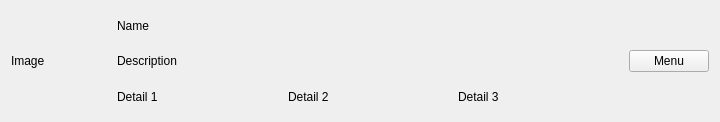
This is selectitem.ui in FlyingBlazer/WAC as Qt 5 draws it before an edit. The edited form follows.
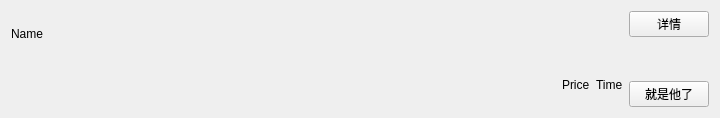
This is the edited form.

What changed in the file:
```diff
--- a/selectitem.ui
+++ b/selectitem.ui
@@ -7,38 +7,19 @@
     <x>0</x>
     <y>0</y>
     <width>720</width>
-    <height>115</height>
+    <height>118</height>
    </rect>
   </property>
+  <property name="sizePolicy">
+   <sizepolicy hsizetype="Preferred" vsizetype="Preferred">
+    <horstretch>0</horstretch>
+    <verstretch>0</verstretch>
+   </sizepolicy>
+  </property>
   <property name="windowTitle">
    <string>Form</string>
   </property>
   <layout class="QHBoxLayout" name="horizontalLayout_2">
-   <item>
-    <widget class="QLabel" name="ImageLable">
-     <property name="sizePolicy">
-      <sizepolicy hsizetype="Fixed" vsizetype="Fixed">
-       <horstretch>0</horstretch>
-       <verstretch>0</verstretch>
-      </sizepolicy>
-     </property>
-     <property name="minimumSize">
-      <size>
-       <width>100</width>
-       <height>100</height>
-      </size>
-     </property>
-     <property name="maximumSize">
-      <size>
-       <width>100</width>
-       <height>100</height>
-      </size>
-     </property>
-     <property name="text">
-      <string>Image</string>
-     </property>
-    </widget>
-   </item>
    <item>
     <layout class="QVBoxLayout" name="verticalLayout">
      <item>
@@ -48,33 +29,32 @@
        </property>
       </widget>
      </item>
-     <item>
-      <widget class="QLabel" name="DescriptionLabel">
-       <property name="text">
-        <string>Description</string>
-       </property>
-      </widget>
-     </item>
      <item>
       <layout class="QHBoxLayout" name="horizontalLayout">
        <item>
-        <widget class="QLabel" name="DetailLable1">
-         <property name="text">
-          <string>Detail 1</string>
+        <spacer name="horizontalSpacer">
+         <property name="orientation">
+          <enum>Qt::Horizontal</enum>
          </property>
-        </widget>
+         <property name="sizeHint" stdset="0">
+          <size>
+           <width>40</width>
+           <height>20</height>
+          </size>
+         </property>
+        </spacer>
        </item>
        <item>
         <widget class="QLabel" name="DetailLable2">
          <property name="text">
-          <string>Detail 2</string>
+          <string>Price</string>
          </property>
         </widget>
        </item>
        <item>
         <widget class="QLabel" name="DetailLable3">
          <property name="text">
-          <string>Detail 3</string>
+          <string>Time</string>
          </property>
         </widget>
        </item>
@@ -83,7 +63,9 @@
     </layout>
    </item>
    <item>
-    <widget class="QPushButton" name="MenuButton">
+    <layout class="QVBoxLayout" name="verticalLayout_3">
+     <item>
+      <widget class="QPushButton" name="DetailButton">
      <property name="sizePolicy">
       <sizepolicy hsizetype="Fixed" vsizetype="Fixed">
        <horstretch>0</horstretch>
@@ -97,9 +79,43 @@
       </size>
      </property>
      <property name="text">
-      <string>Menu</string>
-     </property>
-    </widget>
+        <string>详情</string>
+       </property>
+      </widget>
+     </item>
+     <item>
+      <spacer name="verticalSpacer_2">
+       <property name="orientation">
+        <enum>Qt::Vertical</enum>
+       </property>
+       <property name="sizeHint" stdset="0">
+        <size>
+         <width>20</width>
+         <height>13</height>
+        </size>
+       </property>
+      </spacer>
+     </item>
+     <item>
+      <widget class="QPushButton" name="SelectButton">
+       <property name="sizePolicy">
+        <sizepolicy hsizetype="Fixed" vsizetype="Fixed">
+         <horstretch>0</horstretch>
+         <verstretch>0</verstretch>
+        </sizepolicy>
+       </property>
+       <property name="minimumSize">
+        <size>
+         <width>16</width>
+         <height>16</height>
+        </size>
+       </property>
+       <property name="text">
+        <string>就是他了</string>
+       </property>
+      </widget>
+     </item>
+    </layout>
    </item>
   </layout>
  </widget>
```
Left out of the diff: 4 changed lines with no effect on the pictures. Lines whose indentation alone changed are shown as unchanged.
